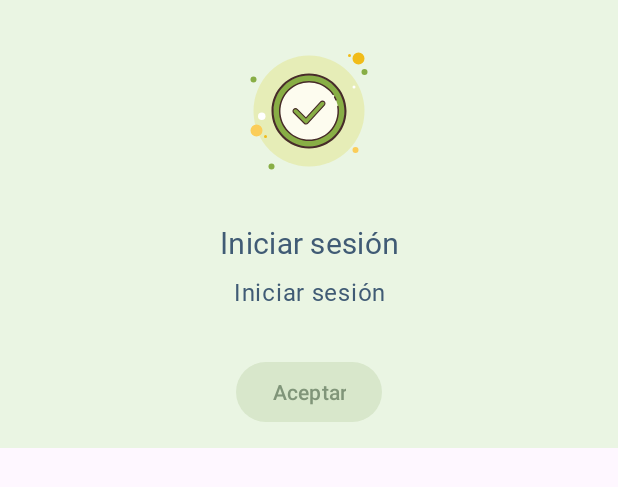
After one commit to mevi-and-my-monkey/lasheslam, an Android app: the layout fragment_generic_dialog.xml on its own in the app's theme, with its tools: preview values and no code run, on a phone screen of 412 x 824 dp. The commit adds this screen. Shown: the top 487 px of the screen. Run offline under Robolectric (Android 15) with nearby library versions, the phone set to English and light mode, and no system bars.

Commit message:
Creacion de dialogo generico

```diff
--- /dev/null
+++ b/app/src/main/res/drawable/ic_success.xml
@@ -0,0 +1,54 @@
+<vector xmlns:android="http://schemas.android.com/apk/res/android"
+    android:width="100dp"
+    android:height="100dp"
+    android:viewportWidth="100"
+    android:viewportHeight="100">
+  <path
+      android:pathData="M50,13A37,37 0,1 0,50 87A37,37 0,1 0,50 13Z"
+      android:fillColor="#e6edb7"/>
+  <path
+      android:pathData="M13,27A2,2 0,1 0,13 31A2,2 0,1 0,13 27Z"
+      android:fillColor="#88ae45"/>
+  <path
+      android:pathData="M77,12A1,1 0,1 0,77 14,1 1,0 1,0 77,12zM83,11A4,4 0,1 0,83 19,4 4,0 1,0 83,11z"
+      android:fillColor="#f1bc19"/>
+  <path
+      android:pathData="M87,22A2,2 0,1 0,87 26A2,2 0,1 0,87 22Z"
+      android:fillColor="#88ae45"/>
+  <path
+      android:pathData="M81,74A2,2 0,1 0,81 78,2 2,0 1,0 81,74zM15,59A4,4 0,1 0,15 67,4 4,0 1,0 15,59z"
+      android:fillColor="#fbcd59"/>
+  <path
+      android:pathData="M25,85A2,2 0,1 0,25 89A2,2 0,1 0,25 85Z"
+      android:fillColor="#88ae45"/>
+  <path
+      android:pathData="M18.5,51A2.5,2.5 0,1 0,18.5 56A2.5,2.5 0,1 0,18.5 51Z"
+      android:fillColor="#fff"/>
+  <path
+      android:pathData="M21,66A1,1 0,1 0,21 68A1,1 0,1 0,21 66Z"
+      android:fillColor="#f1bc19"/>
+  <path
+      android:pathData="M80,33A1,1 0,1 0,80 35A1,1 0,1 0,80 33Z"
+      android:fillColor="#fff"/>
+  <path
+      android:pathData="M50,26.04A23.96,23.96 0,1 0,50 73.96A23.96,23.96 0,1 0,50 26.04Z"
+      android:fillColor="#88ae45"/>
+  <path
+      android:pathData="M50,26.4c13.01,0 23.6,10.59 23.6,23.6S63.01,73.6 50,73.6S26.4,63.01 26.4,50S36.99,26.4 50,26.4M50,25c-13.81,0 -25,11.19 -25,25s11.19,25 25,25s25,-11.19 25,-25S63.81,25 50,25L50,25z"
+      android:fillColor="#472b29"/>
+  <path
+      android:pathData="M50,30.5A19.5,19.5 0,1 0,50 69.5A19.5,19.5 0,1 0,50 30.5Z"
+      android:fillColor="#fdfcef"/>
+  <path
+      android:pathData="M69.76,46.95c-0.04,-0.27 -0.3,-0.46 -0.57,-0.42c-0.27,0.04 -0.46,0.3 -0.42,0.57c0.93,5.98 -1.05,12.08 -5.31,16.33c-7.42,7.41 -19.49,7.41 -26.9,0c-7.42,-7.41 -7.42,-19.47 0,-26.88c7.42,-7.41 19.49,-7.41 26.9,0c0.78,0.78 1.49,1.64 2.19,2.64c0.16,0.23 0.47,0.28 0.7,0.13c0.22,-0.16 0.28,-0.47 0.13,-0.7c-0.73,-1.05 -1.48,-1.96 -2.3,-2.78c-7.81,-7.8 -20.51,-7.8 -28.32,0c-7.81,7.8 -7.81,20.5 0,28.3c7.81,7.8 20.51,7.8 28.32,0C68.65,59.67 70.74,53.24 69.76,46.95z"
+      android:fillColor="#472b29"/>
+  <path
+      android:pathData="M67.57,42.8c0.1,0.26 0.4,0.38 0.65,0.27c0.25,-0.1 0.38,-0.4 0.27,-0.65c-0.31,-0.77 -0.61,-1.39 -0.93,-1.98c-0.13,-0.24 -0.44,-0.33 -0.68,-0.2c-0.04,0.02 -0.08,0.05 -0.12,0.09c-0.15,0.15 -0.19,0.39 -0.09,0.59C66.99,41.47 67.27,42.06 67.57,42.8z"
+      android:fillColor="#472b29"/>
+  <path
+      android:pathData="M41,48.38c-0.43,0 -0.84,0.17 -1.15,0.48c-0.31,0.31 -0.48,0.71 -0.48,1.15s0.17,0.84 0.48,1.15l7,7c0.31,0.31 0.71,0.48 1.15,0.48V59l0.03,-0.38c0.44,-0.01 0.87,-0.2 1.17,-0.53l11,-12c0.29,-0.32 0.44,-0.74 0.43,-1.17c-0.02,-0.43 -0.21,-0.83 -0.52,-1.13c-0.32,-0.29 -0.73,-0.45 -1.17,-0.43c-0.43,0.02 -0.83,0.2 -1.13,0.52l-9.85,10.75l-5.8,-5.8C41.84,48.54 41.43,48.38 41,48.38z"
+      android:fillColor="#88ae45"/>
+  <path
+      android:pathData="M59,43.75L59,43.75c0.31,0 0.61,0.12 0.85,0.33c0.25,0.23 0.39,0.53 0.4,0.87c0.01,0.33 -0.1,0.65 -0.33,0.9l-11,12c-0.23,0.25 -0.56,0.4 -0.92,0.41c-0.33,0 -0.65,-0.13 -0.88,-0.37l-7,-7C39.88,50.65 39.75,50.33 39.75,50s0.13,-0.65 0.37,-0.88C40.35,48.88 40.67,48.75 41,48.75s0.65,0.13 0.88,0.37l5.52,5.52l0.55,0.55l0.53,-0.58l9.59,-10.46C58.32,43.89 58.65,43.75 59,43.75M59,43c-0.54,0 -1.08,0.22 -1.47,0.65l-9.59,10.46l-5.52,-5.52C42.02,48.19 41.51,48 41,48s-1.02,0.19 -1.41,0.59c-0.78,0.78 -0.78,2.05 0,2.83l7,7C46.96,58.79 47.47,59 48,59c0.01,0 0.03,0 0.04,0c0.55,-0.01 1.06,-0.25 1.43,-0.65l11,-12c0.75,-0.81 0.69,-2.08 -0.12,-2.83C59.97,43.17 59.48,43 59,43L59,43z"
+      android:fillColor="#472b29"/>
+</vector>
--- /dev/null
+++ b/app/src/main/res/layout/fragment_generic_dialog.xml
@@ -0,0 +1,69 @@
+<?xml version="1.0" encoding="utf-8"?>
+<androidx.appcompat.widget.LinearLayoutCompat xmlns:android="http://schemas.android.com/apk/res/android"
+    xmlns:tools="http://schemas.android.com/tools"
+    android:layout_width="match_parent"
+    android:layout_height="wrap_content"
+    android:id="@+id/layoutBack"
+    android:background="@color/colorBackSucces"
+    xmlns:app="http://schemas.android.com/apk/res-auto"
+    android:orientation="vertical"
+    tools:context=".GenericDialogFragment">
+
+    <androidx.appcompat.widget.AppCompatImageView
+        android:id="@+id/icon"
+        android:layout_marginTop="@dimen/margin_24"
+        android:layout_width="match_parent"
+        android:layout_height="wrap_content"
+        android:src="@drawable/ic_success"/>
+
+    <com.google.android.material.textview.MaterialTextView
+        android:id="@+id/dialogTitle"
+        style="@style/Text20W500H24"
+        android:layout_marginTop="@dimen/margin_24"
+        android:layout_width="match_parent"
+        android:gravity="center"
+        tools:text="@string/login"
+        android:textColor="@color/secondaryColor" />
+
+    <com.google.android.material.textview.MaterialTextView
+        android:id="@+id/dialogMessage"
+        style="@style/Text16W400H24"
+        android:layout_width="match_parent"
+        android:layout_margin="@dimen/margin_8"
+        android:gravity="center"
+        tools:text="@string/login"
+        android:textColor="@color/secondaryColor" />
+
+    <androidx.appcompat.widget.LinearLayoutCompat
+        android:layout_width="match_parent"
+        android:layout_height="wrap_content"
+        android:layout_gravity="center"
+        android:layout_margin="@dimen/margin_16"
+        android:gravity="center">
+
+        <com.google.android.material.button.MaterialButton
+            android:id="@+id/acceptButton"
+            android:layout_width="wrap_content"
+            android:layout_height="wrap_content"
+            android:layout_marginHorizontal="@dimen/margin_8"
+            android:layout_marginTop="@dimen/margin_small"
+            android:text="@string/accept"
+            app:backgroundTint="@color/colorButtonSucces"
+            android:textColor="@color/colorTextSucces" />
+
+        <com.google.android.material.button.MaterialButton
+            android:id="@+id/cancelButton"
+            android:layout_width="wrap_content"
+            android:layout_height="wrap_content"
+            android:layout_marginHorizontal="@dimen/margin_8"
+            android:layout_marginTop="@dimen/margin_small"
+            android:text="@string/cancel"
+            android:visibility="gone"
+            app:backgroundTint="@color/colorButtonError"
+            android:textColor="@color/colorTextError" />
+
+    </androidx.appcompat.widget.LinearLayoutCompat>
+
+
+
+</androidx.appcompat.widget.LinearLayoutCompat>
--- a/app/src/main/res/values/colors.xml
+++ b/app/src/main/res/values/colors.xml
@@ -73,4 +73,11 @@
     <color name="colorFucsia4">#F7E1E8</color>
     <color name="colorFucsia5">#EEECFF</color>
     <color name="colorFucsia6">#F8F7FE</color>
+
+    <color name="colorBackSucces">#EAF5E3</color>
+    <color name="colorButtonSucces">#D8E7CB</color>
+    <color name="colorTextSucces">#809579</color>
+    <color name="colorBackError">#F8ECE9</color>
+    <color name="colorButtonError">#EDD4CF</color>
+    <color name="colorTextError">#AF8E8A</color>
 </resources>
--- a/app/src/main/res/values/strings.xml
+++ b/app/src/main/res/values/strings.xml
@@ -25,5 +25,7 @@
     <string name="create">Crear</string>
     <string name="request">Solicitar</string>
     <string name="login_human">LashesLam by Mevi®</string>
+    <string name="accept">Aceptar</string>
+    <string name="cancel">Cancelar</string>
 
 </resources>
--- a/app/src/main/res/values/styles.xml
+++ b/app/src/main/res/values/styles.xml
@@ -221,4 +221,10 @@
         <item name="android:textFontWeight" tools:targetApi="p">600</item>
         <item name="android:textSize">16sp</item>
     </style>
+
+    <style name="AlertDialogCustomTop" parent="MaterialAlertDialog.Material3">
+        <item name="android:backgroundDimAmount">0</item>
+        <item name="elevationOverlayColor">@color/colorFucsia4</item>
+        <item name="elevationOverlayAccentColor">@color/colorFucsia4</item>
+    </style>
 </resources>
```
Also changed, not shown: app/src/main/java/com/example/lasheslam/CreateAccountFragment.kt (+22 -9 lines), app/src/main/java/com/example/lasheslam/GenericDialogFragment.kt (added, +92 -0 lines), app/src/main/res/layout/fragment_create_account.xml (+10 -5 lines), app/src/main/res/drawable/ic_error.png (added).
